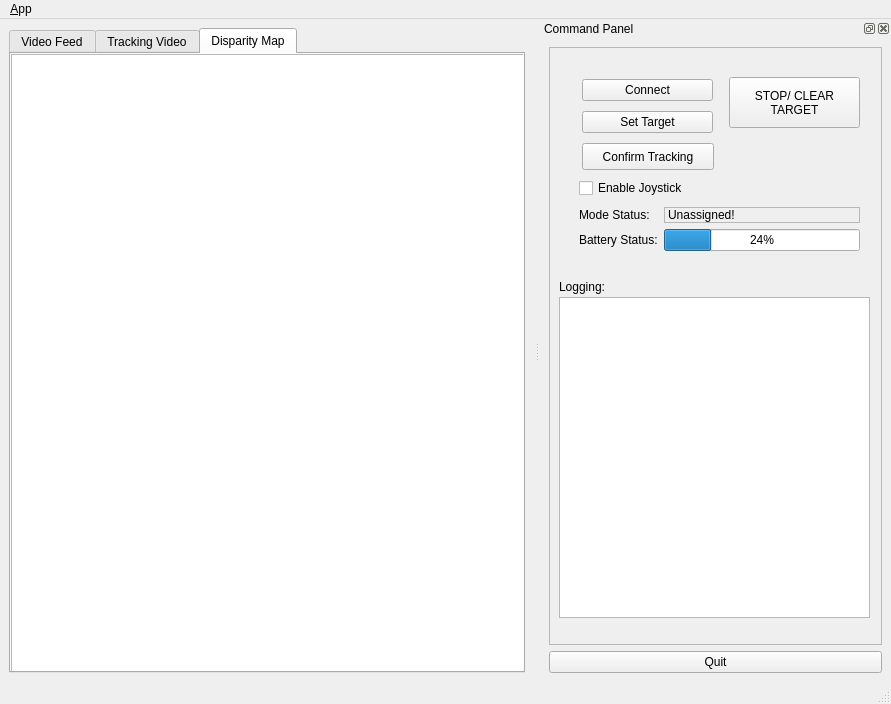
ashokzg/eod, file teamb_ui/ui/main_window.ui: the form before one commit.
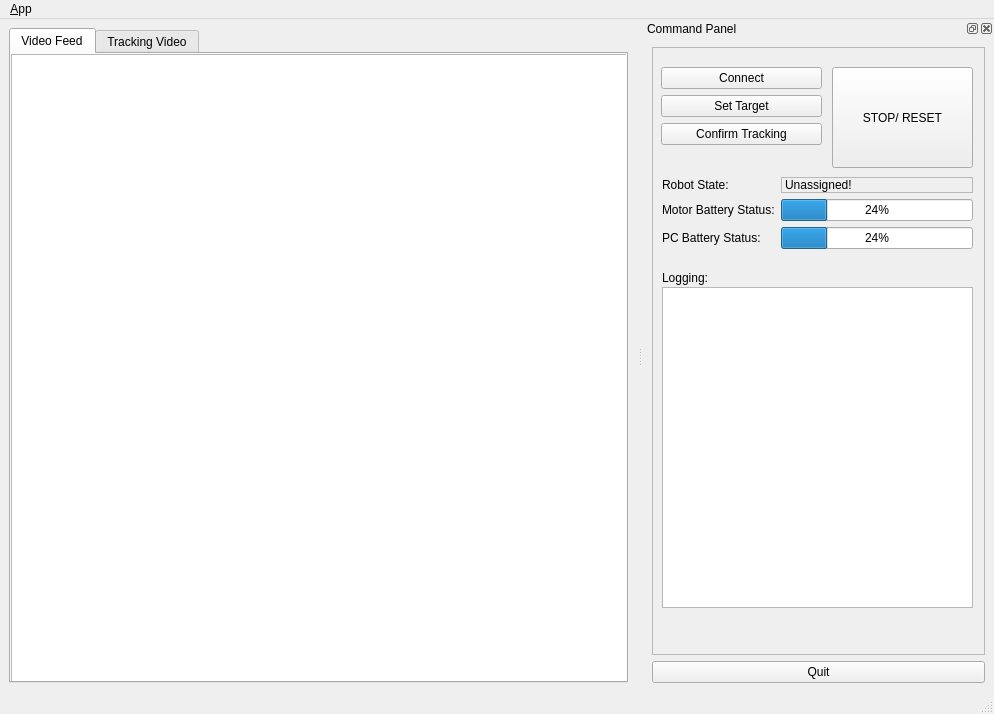
The form after the commit. The open tabs and pages were chosen to show the change. Icons and pictures are not drawn. Custom widgets are drawn as their Qt base class.

Commit message: Sound and Battery Status Added

```diff
--- a/teamb_ui/ui/main_window.ui
+++ b/teamb_ui/ui/main_window.ui
@@ -6,8 +6,8 @@
    <rect>
     <x>0</x>
     <y>0</y>
-    <width>891</width>
-    <height>704</height>
+    <width>994</width>
+    <height>714</height>
    </rect>
   </property>
   <property name="sizePolicy">
@@ -87,44 +87,8 @@
          <rect>
           <x>0</x>
           <y>0</y>
-          <width>511</width>
-          <height>511</height>
-         </rect>
-        </property>
-        <property name="sizePolicy">
-         <sizepolicy hsizetype="Minimum" vsizetype="MinimumExpanding">
-          <horstretch>0</horstretch>
-          <verstretch>0</verstretch>
-         </sizepolicy>
-        </property>
-        <property name="toolTip">
-         <string>Please wait while video loads!</string>
-        </property>
-        <property name="verticalScrollBarPolicy">
-         <enum>Qt::ScrollBarAlwaysOff</enum>
-        </property>
-        <property name="horizontalScrollBarPolicy">
-         <enum>Qt::ScrollBarAlwaysOff</enum>
-        </property>
-        <property name="alignment">
-         <set>Qt::AlignCenter</set>
-        </property>
-        <property name="rubberBandSelectionMode">
-         <enum>Qt::IntersectsItemShape</enum>
-        </property>
-       </widget>
-      </widget>
-      <widget class="QWidget" name="tab_2">
-       <attribute name="title">
-        <string>Disparity Map</string>
-       </attribute>
-       <widget class="eodImg" name="graphicsView_3">
-        <property name="geometry">
-         <rect>
-          <x>0</x>
-          <y>0</y>
-          <width>721</width>
-          <height>691</height>
+          <width>621</width>
+          <height>611</height>
          </rect>
         </property>
         <property name="sizePolicy">
@@ -159,7 +123,7 @@
     <rect>
      <x>0</x>
      <y>0</y>
-     <width>891</width>
+     <width>994</width>
      <height>25</height>
     </rect>
    </property>
@@ -219,17 +183,16 @@
         <property name="geometry">
          <rect>
           <x>180</x>
-          <y>30</y>
-          <width>131</width>
-          <height>51</height>
+          <y>20</y>
+          <width>141</width>
+          <height>101</height>
          </rect>
         </property>
         <property name="cursor">
          <cursorShape>PointingHandCursor</cursorShape>
         </property>
         <property name="text">
-         <string>STOP/ CLEAR 
-TARGET</string>
+         <string>STOP/ RESET</string>
         </property>
         <property name="iconSize">
          <size>
@@ -238,90 +201,11 @@
          </size>
         </property>
        </widget>
-       <widget class="QWidget" name="layoutWidget">
-        <property name="geometry">
-         <rect>
-          <x>30</x>
-          <y>160</y>
-          <width>281</width>
-          <height>52</height>
-         </rect>
-        </property>
-        <layout class="QFormLayout" name="formLayout">
-         <item row="0" column="0">
-          <widget class="QLabel" name="label_4">
-           <property name="mouseTracking">
-            <bool>true</bool>
-           </property>
-           <property name="toolTip">
-            <string>Gives the Feedback from the robot of the mode.</string>
-           </property>
-           <property name="whatsThis">
-            <string>Mode Status Label</string>
-           </property>
-           <property name="autoFillBackground">
-            <bool>false</bool>
-           </property>
-           <property name="lineWidth">
-            <number>2</number>
-           </property>
-           <property name="text">
-            <string>Mode Status:</string>
-           </property>
-          </widget>
-         </item>
-         <item row="0" column="1">
-          <widget class="QLabel" name="lbl_modeStatus">
-           <property name="frameShape">
-            <enum>QFrame::StyledPanel</enum>
-           </property>
-           <property name="lineWidth">
-            <number>0</number>
-           </property>
-           <property name="text">
-            <string>Unassigned!</string>
-           </property>
-           <property name="margin">
-            <number>0</number>
-           </property>
-          </widget>
-         </item>
-         <item row="1" column="0">
-          <widget class="QLabel" name="batteryIndLbl">
-           <property name="mouseTracking">
-            <bool>true</bool>
-           </property>
-           <property name="toolTip">
-            <string>Gives the Feedback from the robot of the mode.</string>
-           </property>
-           <property name="whatsThis">
-            <string>Mode Status Label</string>
-           </property>
-           <property name="autoFillBackground">
-            <bool>false</bool>
-           </property>
-           <property name="lineWidth">
-            <number>2</number>
-           </property>
-           <property name="text">
-            <string>Battery Status:</string>
-           </property>
-          </widget>
-         </item>
-         <item row="1" column="1">
-          <widget class="QProgressBar" name="battProgressBar">
-           <property name="value">
-            <number>24</number>
-           </property>
-          </widget>
-         </item>
-        </layout>
-       </widget>
        <widget class="QListView" name="view_logging">
         <property name="geometry">
          <rect>
           <x>10</x>
-          <y>250</y>
+          <y>240</y>
           <width>311</width>
           <height>321</height>
          </rect>
@@ -345,7 +229,7 @@
          <enum>QListView::Free</enum>
         </property>
         <property name="isWrapping" stdset="0">
-         <bool>true</bool>
+         <bool>false</bool>
         </property>
         <property name="resizeMode">
          <enum>QListView::Fixed</enum>
@@ -358,9 +242,9 @@
         <property name="geometry">
          <rect>
           <x>10</x>
-          <y>230</y>
-          <width>88</width>
-          <height>19</height>
+          <y>220</y>
+          <width>91</width>
+          <height>21</height>
          </rect>
         </property>
         <property name="mouseTracking">
@@ -382,30 +266,163 @@
          <string>Logging:</string>
         </property>
        </widget>
-       <widget class="QCheckBox" name="cb_enableManualCtrl">
+       <widget class="QLabel" name="label_4">
         <property name="geometry">
          <rect>
-          <x>30</x>
+          <x>31</x>
+          <y>151</y>
+          <width>16</width>
+          <height>17</height>
+         </rect>
+        </property>
+        <property name="mouseTracking">
+         <bool>true</bool>
+        </property>
+        <property name="toolTip">
+         <string>Gives the Feedback from the robot of the mode.</string>
+        </property>
+        <property name="whatsThis">
+         <string>Mode Status Label</string>
+        </property>
+        <property name="autoFillBackground">
+         <bool>false</bool>
+        </property>
+        <property name="lineWidth">
+         <number>2</number>
+        </property>
+        <property name="text">
+         <string/>
+        </property>
+       </widget>
+       <widget class="QWidget" name="layoutWidget">
+        <property name="geometry">
+         <rect>
+          <x>10</x>
           <y>130</y>
-          <width>171</width>
-          <height>22</height>
+          <width>311</width>
+          <height>83</height>
          </rect>
         </property>
-        <property name="text">
-         <string>Enable Joystick</string>
-        </property>
+        <layout class="QFormLayout" name="formLayout">
+         <item row="0" column="0">
+          <widget class="QLabel" name="label_6">
+           <property name="mouseTracking">
+            <bool>true</bool>
+           </property>
+           <property name="toolTip">
+            <string>Gives the Feedback from the robot of the mode.</string>
+           </property>
+           <property name="whatsThis">
+            <string>Mode Status Label</string>
+           </property>
+           <property name="autoFillBackground">
+            <bool>false</bool>
+           </property>
+           <property name="lineWidth">
+            <number>2</number>
+           </property>
+           <property name="text">
+            <string>Robot State:</string>
+           </property>
+          </widget>
+         </item>
+         <item row="0" column="1">
+          <widget class="QLabel" name="lbl_modeStatus">
+           <property name="frameShape">
+            <enum>QFrame::StyledPanel</enum>
+           </property>
+           <property name="lineWidth">
+            <number>0</number>
+           </property>
+           <property name="text">
+            <string>Unassigned!</string>
+           </property>
+           <property name="margin">
+            <number>0</number>
+           </property>
+          </widget>
+         </item>
+         <item row="1" column="0">
+          <widget class="QLabel" name="batteryIndLbl">
+           <property name="mouseTracking">
+            <bool>true</bool>
+           </property>
+           <property name="toolTip">
+            <string>Gives the Feedback from the robot of the mode.</string>
+           </property>
+           <property name="whatsThis">
+            <string>Mode Status Label</string>
+           </property>
+           <property name="autoFillBackground">
+            <bool>false</bool>
+           </property>
+           <property name="lineWidth">
+            <number>2</number>
+           </property>
+           <property name="text">
+            <string>Motor Battery Status:</string>
+           </property>
+          </widget>
+         </item>
+         <item row="1" column="1">
+          <widget class="QProgressBar" name="mtrBattStatus">
+           <property name="value">
+            <number>24</number>
+           </property>
+          </widget>
+         </item>
+         <item row="2" column="0">
+          <widget class="QLabel" name="batteryIndLbl_2">
+           <property name="mouseTracking">
+            <bool>true</bool>
+           </property>
+           <property name="toolTip">
+            <string>Gives the Feedback from the robot of the mode.</string>
+           </property>
+           <property name="whatsThis">
+            <string>Mode Status Label</string>
+           </property>
+           <property name="autoFillBackground">
+            <bool>false</bool>
+           </property>
+           <property name="lineWidth">
+            <number>2</number>
+           </property>
+           <property name="text">
+            <string>PC Battery Status:</string>
+           </property>
+          </widget>
+         </item>
+         <item row="2" column="1">
+          <widget class="QProgressBar" name="pcBattStatus">
+           <property name="value">
+            <number>24</number>
+           </property>
+          </widget>
+         </item>
+        </layout>
        </widget>
-       <widget class="QWidget" name="layoutWidget">
+       <widget class="QWidget" name="">
         <property name="geometry">
          <rect>
-          <x>33</x>
-          <y>28</y>
-          <width>131</width>
-          <height>62</height>
+          <x>9</x>
+          <y>20</y>
+          <width>161</width>
+          <height>101</height>
          </rect>
         </property>
-        <layout class="QVBoxLayout" name="verticalLayout_2">
-         <item>
+        <layout class="QFormLayout" name="formLayout_2">
+         <item row="1" column="0" colspan="2">
+          <widget class="QPushButton" name="pb_setTarget">
+           <property name="cursor">
+            <cursorShape>PointingHandCursor</cursorShape>
+           </property>
+           <property name="text">
+            <string>Set Target</string>
+           </property>
+          </widget>
+         </item>
+         <item row="0" column="0" colspan="2">
           <widget class="QPushButton" name="pb_connect">
            <property name="enabled">
             <bool>true</bool>
@@ -427,31 +444,15 @@
            </property>
           </widget>
          </item>
-         <item>
-          <widget class="QPushButton" name="pb_setTarget">
-           <property name="cursor">
-            <cursorShape>PointingHandCursor</cursorShape>
-           </property>
+         <item row="2" column="0" colspan="2">
+          <widget class="QPushButton" name="pb_confirmTracking">
            <property name="text">
-            <string>Set Target</string>
+            <string>Confirm Tracking</string>
            </property>
           </widget>
          </item>
         </layout>
        </widget>
-       <widget class="QPushButton" name="pb_confirmTracking">
-        <property name="geometry">
-         <rect>
-          <x>33</x>
-          <y>96</y>
-          <width>132</width>
-          <height>27</height>
-         </rect>
-        </property>
-        <property name="text">
-         <string>Confirm Tracking</string>
-        </property>
-       </widget>
       </widget>
      </item>
      <item>
```
Left out of the diff: 23 changed lines with no effect on the pictures. The commit also changes 5 other files.
